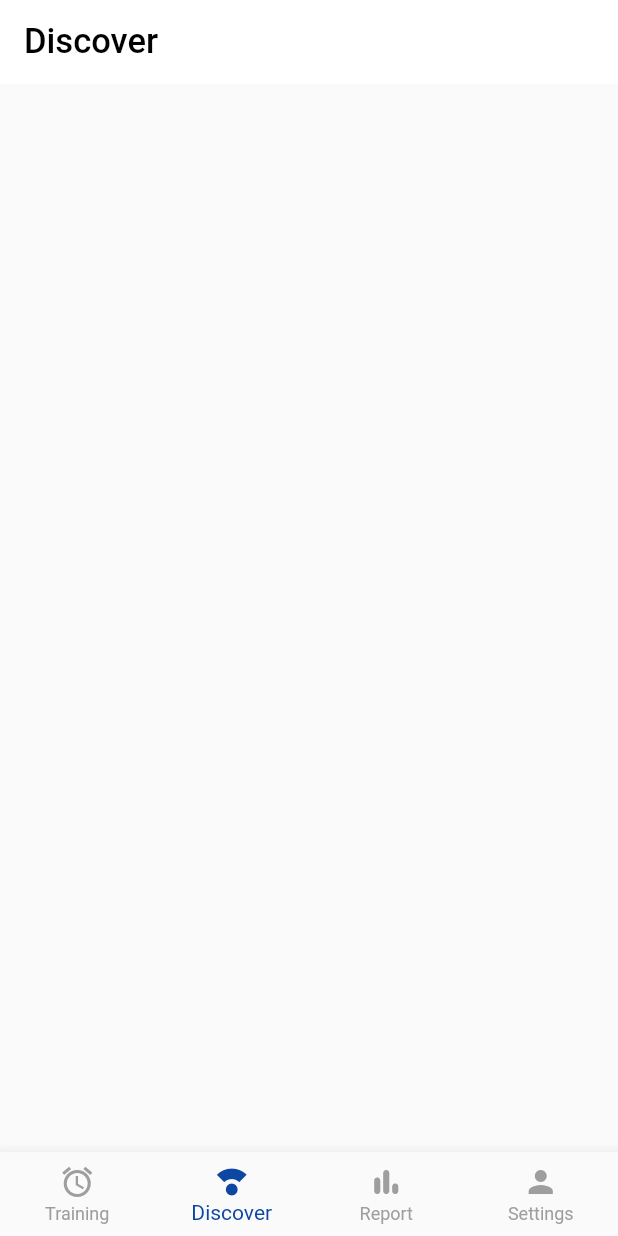
After one commit to Mikil03/HomeWorkoutAppFlutter, a Flutter app: the screen it shows after launch, item 2 of the bottom bar chosen, on a phone screen of 412 x 824 dp. The commit adds this screen. Run offline on Flutter 3.47's test engine with Material 2 defaults, Android fonts, the phone set to English and light mode, and no system bars.

```diff
--- /dev/null
+++ b/lib/discover.dart
@@ -0,0 +1,29 @@
+import 'package:flutter/material.dart';
+
+class Discover extends StatefulWidget {
+  const Discover({Key? key}) : super(key: key);
+
+  @override
+  State<Discover> createState() => _DiscoverState();
+}
+
+class _DiscoverState extends State<Discover> {
+  int _currentIndex = 1;
+  List navbar = ['home', 'discover', 'report', 'settings'];
+  @override
+  Widget build(BuildContext context) {
+    return Scaffold(
+      appBar: AppBar(
+        backgroundColor: Colors.white,
+        elevation: 0,
+        title: Text(
+          'Discover',
+          style: TextStyle(
+            fontSize: 23,
+            color: Colors.black,
+          ),
+        ),
+      ),
+    );
+  }
+}
```
Also changed, not shown: lib/report.dart (+150 -7 lines).
